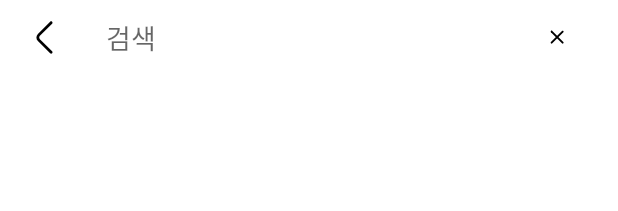
After one commit to B1ND-7th/MenToMen-Android, an Android app: the layout fragment_search.xml on its own in the app's theme, with its tools: preview values and no code run, on a phone screen of 412 x 824 dp. The commit adds this screen. Shown: the top 211 px of the screen. Run offline under Robolectric (Android 15) with nearby library versions, the phone set to English and light mode, and no system bars; network calls fail.

Commit message:
Add:Search(incomplete)
10/12

```diff
--- a/app/src/main/java/kr/hs/b1nd/intern/mentomen/network/RetrofitClient.kt
+++ b/app/src/main/java/kr/hs/b1nd/intern/mentomen/network/RetrofitClient.kt
@@ -7,6 +7,7 @@ import okhttp3.OkHttpClient
 import okhttp3.logging.HttpLoggingInterceptor
 import retrofit2.Retrofit
 import retrofit2.converter.gson.GsonConverterFactory
+import retrofit2.create
 
 object RetrofitClient {
 
--- a/app/src/main/java/kr/hs/b1nd/intern/mentomen/network/service/PostService.kt
+++ b/app/src/main/java/kr/hs/b1nd/intern/mentomen/network/service/PostService.kt
@@ -36,4 +36,10 @@ interface PostService {
     fun updatePost(
         @Body postUpdateDto: PostUpdateDto
     ): Call<BaseResponse<Unit>>
+
+    @GET("post/search/{keyWord}")
+    fun searchPost(
+        @Path("keyWord") keyWord: String
+    ): Call<BaseResponse<List<Post>>>
+
 }
--- a/app/src/main/java/kr/hs/b1nd/intern/mentomen/util/Constants.kt
+++ b/app/src/main/java/kr/hs/b1nd/intern/mentomen/util/Constants.kt
@@ -2,6 +2,6 @@ package kr.hs.b1nd.intern.mentomen.util
 
 object Constants {
 
-    const val BASE_URL = "http://10.80.163.83:8080/"
+    const val BASE_URL = "http://101.101.209.184:7030/"
     const val LOGIN_URL = "http://dauth.b1nd.com/api/auth/"
 }
--- /dev/null
+++ b/app/src/main/res/drawable/corner_lessradious.xml
@@ -0,0 +1,4 @@
+<?xml version="1.0" encoding="utf-8"?>
+<shape xmlns:android="http://schemas.android.com/apk/res/android">
+    <corners android:radius="7dp"/>
+</shape>
--- /dev/null
+++ b/app/src/main/res/drawable/ic_cancle.xml
@@ -0,0 +1,12 @@
+<vector xmlns:android="http://schemas.android.com/apk/res/android"
+    android:width="23dp"
+    android:height="23dp"
+    android:viewportWidth="23"
+    android:viewportHeight="23">
+  <path
+      android:pathData="M13.784,14.499L8.134,8.835C7.941,8.641 7.942,8.321 8.135,8.128C8.329,7.934 8.649,7.935 8.842,8.128L14.492,13.792C14.685,13.986 14.684,14.307 14.491,14.5C14.297,14.693 13.977,14.692 13.784,14.499Z"
+      android:fillColor="#000000"/>
+  <path
+      android:pathData="M8.127,14.491C7.934,14.298 7.935,13.977 8.128,13.784L13.792,8.135C13.986,7.942 14.307,7.942 14.5,8.136C14.693,8.329 14.692,8.65 14.499,8.843L8.835,14.492C8.641,14.686 8.32,14.685 8.127,14.491Z"
+      android:fillColor="#000000"/>
+</vector>
--- /dev/null
+++ b/app/src/main/res/layout/fragment_search.xml
@@ -0,0 +1,81 @@
+<?xml version="1.0" encoding="utf-8"?>
+<layout
+    xmlns:android="http://schemas.android.com/apk/res/android"
+    xmlns:app="http://schemas.android.com/apk/res-auto"
+    xmlns:tools="http://schemas.android.com/tools"
+    tools:context=".view.fragment.SearchFragment">
+
+    <data>
+        <variable
+            name="vm"
+            type="kr.hs.b1nd.intern.mentomen.viewmodel.SearchViewModel" />
+    </data>
+
+
+
+    <androidx.constraintlayout.widget.ConstraintLayout
+        android:layout_width="match_parent"
+        android:layout_height="match_parent"
+        android:id="@+id/search_page"
+        >
+
+        <androidx.constraintlayout.widget.ConstraintLayout
+            android:id="@+id/top_bar"
+            android:layout_width="match_parent"
+            android:layout_height="wrap_content"
+            app:layout_constraintTop_toTopOf="parent">
+
+            <androidx.appcompat.widget.AppCompatButton
+                android:id="@+id/back_button"
+                android:layout_width="30dp"
+                android:layout_height="30dp"
+                android:layout_marginStart="15dp"
+                android:layout_marginTop="10dp"
+                android:layout_marginBottom="10dp"
+                android:background="@drawable/ic_back"
+                app:layout_constraintStart_toStartOf="parent"
+                app:layout_constraintTop_toTopOf="parent"
+
+                />
+
+            <EditText
+                android:id="@+id/et_search"
+                android:layout_width="0dp"
+                android:layout_height="30dp"
+                android:layout_marginStart="15dp"
+                android:layout_marginEnd="25dp"
+                android:background="@drawable/corner_lessradious"
+                android:backgroundTint="@color/white"
+                android:hint="검색"
+                android:paddingLeft="10dp"
+                android:text="@={vm.keyWord}"
+                app:layout_constraintBottom_toBottomOf="@id/back_button"
+                app:layout_constraintEnd_toEndOf="parent"
+                app:layout_constraintLeft_toRightOf="@id/back_button"
+                app:layout_constraintStart_toEndOf="@id/back_button"
+                app:layout_constraintTop_toTopOf="@id/back_button"
+                android:singleLine="true"/>
+
+            <androidx.appcompat.widget.AppCompatButton
+                android:id="@+id/cancel_button"
+                android:layout_width="30dp"
+                android:layout_height="30dp"
+                android:background="@drawable/ic_cancle"
+                app:layout_constraintBottom_toBottomOf="@id/et_search"
+                app:layout_constraintRight_toRightOf="@id/et_search"
+                app:layout_constraintTop_toTopOf="@id/et_search" />
+        </androidx.constraintlayout.widget.ConstraintLayout>
+
+        <androidx.recyclerview.widget.RecyclerView
+            android:id="@+id/rv_search"
+            android:layout_width="match_parent"
+            android:layout_height="0dp"
+            android:layout_margin="20dp"
+            app:layoutManager="androidx.recyclerview.widget.LinearLayoutManager"
+            app:layout_constraintTop_toBottomOf="@+id/top_bar"
+
+
+            ></androidx.recyclerview.widget.RecyclerView>
+
+    </androidx.constraintlayout.widget.ConstraintLayout>
+</layout>
```
Also changed, not shown: app/src/main/java/kr/hs/b1nd/intern/mentomen/view/fragment/HomeFragment.kt (+7 -4 lines), app/src/main/java/kr/hs/b1nd/intern/mentomen/view/fragment/SearchFragment.kt (added, +107 -0 lines), app/src/main/java/kr/hs/b1nd/intern/mentomen/viewmodel/SearchViewModel.kt (added, +35 -0 lines), app/src/main/res/navigation/nav_graph.xml (+7 -0 lines), 1 other file.
